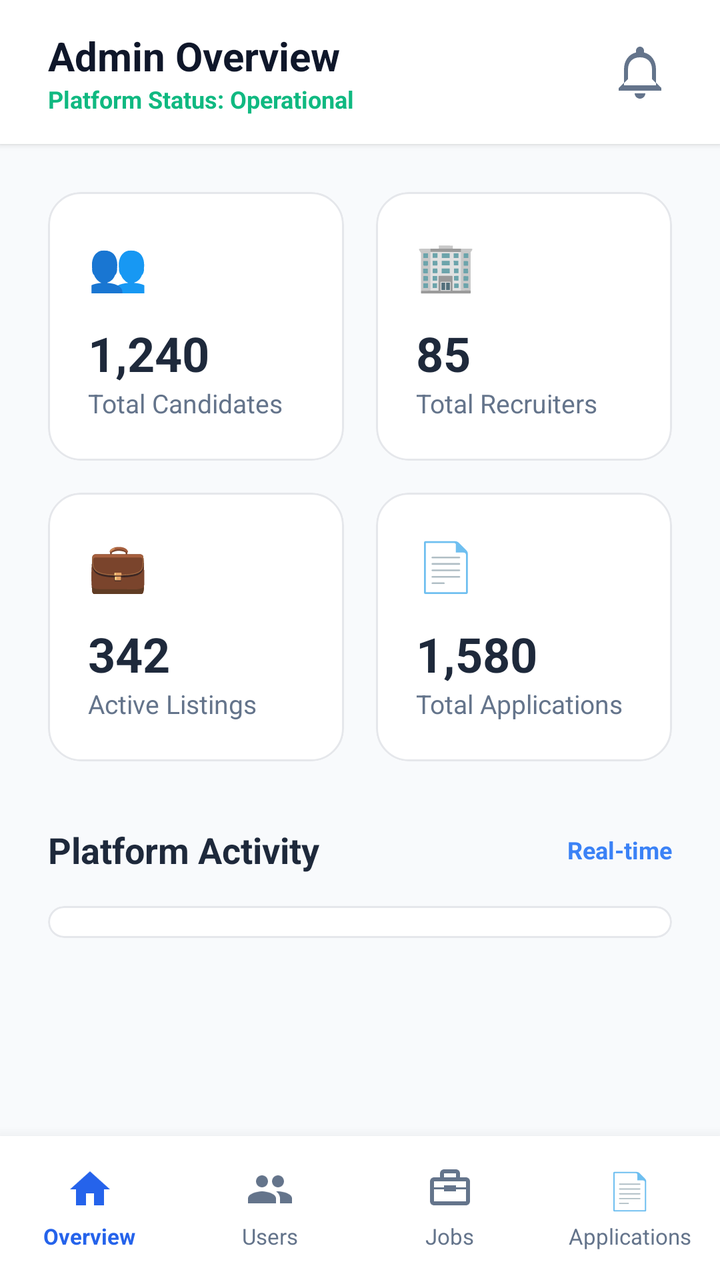
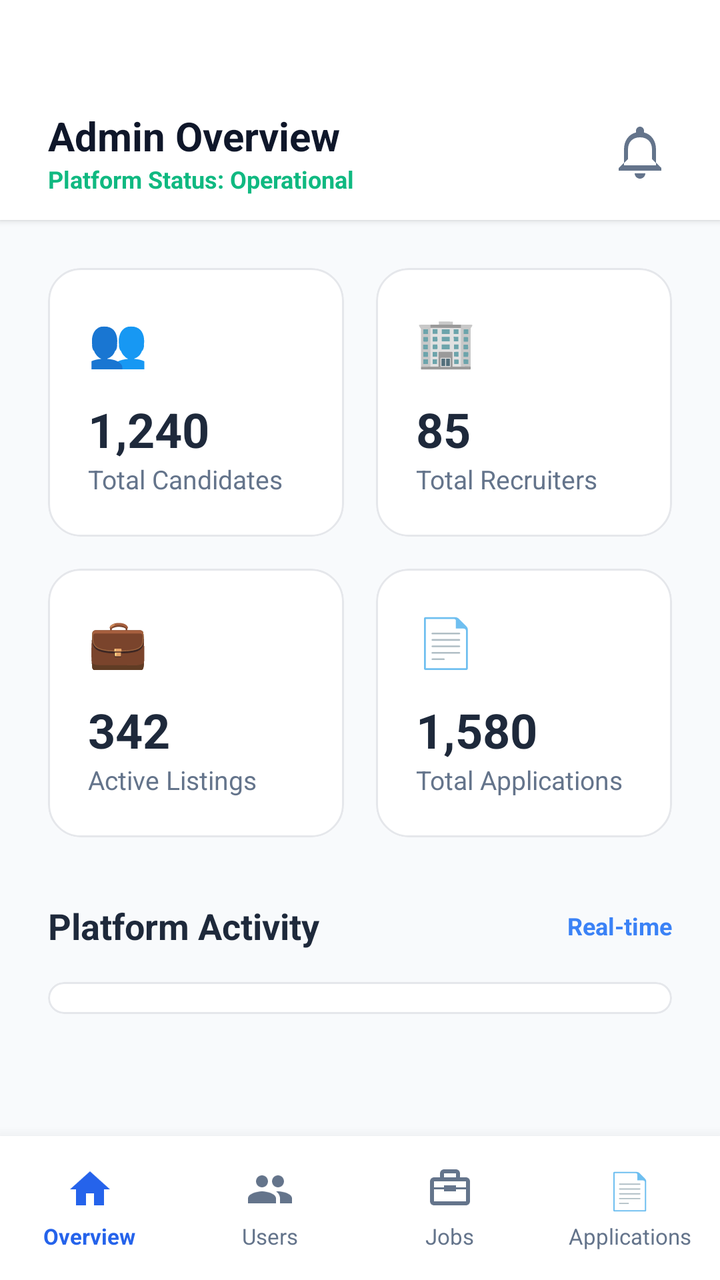

The first picture is an Android layout as it rendered before a commit; the second is the same layout after the commit. The layout source and the unified diff follow.
<!-- AndroidManifest.xml: application theme Theme.CloudHire -->
<!-- res/layout/activity_admin_dashboard.xml -->
<?xml version="1.0" encoding="utf-8"?>
<LinearLayout xmlns:android="http://schemas.android.com/apk/res/android"
    xmlns:app="http://schemas.android.com/apk/res-auto"
    android:layout_width="match_parent"
    android:layout_height="match_parent"
    android:background="#F8FAFC"
    android:orientation="vertical">

    
    <LinearLayout
        android:layout_width="match_parent"
        android:layout_height="72dp"
        android:background="@android:color/white"
        android:elevation="2dp"
        android:gravity="center_vertical"
        android:orientation="horizontal"
        android:paddingStart="24dp"
        android:paddingEnd="24dp">

        <LinearLayout
            android:layout_width="0dp"
            android:layout_height="wrap_content"
            android:layout_weight="1"
            android:orientation="vertical">

            <TextView
                android:layout_width="wrap_content"
                android:layout_height="wrap_content"
                android:text="Admin Overview"
                android:textColor="#0F172A"
                android:textSize="20sp"
                android:textStyle="bold" />

            <TextView
                android:layout_width="wrap_content"
                android:layout_height="wrap_content"
                android:text="Platform Status: Operational"
                android:textColor="#10B981"
                android:textSize="12sp"
                android:textStyle="bold" />
        </LinearLayout>

        <ImageView
            android:layout_width="32dp"
            android:layout_height="32dp"
            android:src="@drawable/recruiter_dashboard_notifications"
            app:tint="#64748B" />

    </LinearLayout>

    
    <androidx.core.widget.NestedScrollView
        android:layout_width="match_parent"
        android:layout_height="0dp"
        android:layout_weight="1"
        android:fillViewport="true">

        <LinearLayout
            android:layout_width="match_parent"
            android:layout_height="wrap_content"
            android:orientation="vertical"
            android:padding="24dp">

            
            <GridLayout
                android:layout_width="match_parent"
                android:layout_height="wrap_content"
                android:alignmentMode="alignMargins"
                android:columnCount="2"
                android:rowCount="2">

                
                <androidx.cardview.widget.CardView
                    android:layout_width="0dp"
                    android:layout_height="wrap_content"
                    android:layout_columnWeight="1"
                    android:layout_marginEnd="8dp"
                    android:layout_marginBottom="16dp"
                    app:cardCornerRadius="16dp"
                    app:cardElevation="0dp">

                    <LinearLayout
                        android:layout_width="match_parent"
                        android:layout_height="wrap_content"
                        android:background="@drawable/recruiter_dashboard_card"
                        android:orientation="vertical"
                        android:padding="20dp">

                        <TextView
                            android:layout_width="wrap_content"
                            android:layout_height="wrap_content"
                            android:text="👥"
                            android:textSize="24sp" />

                        <TextView
                            android:id="@+id/txtTotalCandidates"
                            android:layout_width="wrap_content"
                            android:layout_height="wrap_content"
                            android:layout_marginTop="12dp"
                            android:text="1,240"
                            android:textColor="#1E293B"
                            android:textSize="24sp"
                            android:textStyle="bold" />

                        <TextView
                            android:layout_width="wrap_content"
                            android:layout_height="wrap_content"
                            android:text="Total Candidates"
                            android:textColor="#64748B"
                            android:textSize="13sp" />
                    </LinearLayout>
                </androidx.cardview.widget.CardView>

                
                <androidx.cardview.widget.CardView
                    android:layout_width="0dp"
                    android:layout_height="wrap_content"
                    android:layout_columnWeight="1"
                    android:layout_marginStart="8dp"
                    android:layout_marginBottom="16dp"
                    app:cardCornerRadius="16dp"
                    app:cardElevation="0dp">

                    <LinearLayout
                        android:layout_width="match_parent"
                        android:layout_height="wrap_content"
                        android:background="@drawable/recruiter_dashboard_card"
                        android:orientation="vertical"
                        android:padding="20dp">

                        <TextView
                            android:layout_width="wrap_content"
                            android:layout_height="wrap_content"
                            android:text="🏢"
                            android:textSize="24sp" />

                        <TextView
                            android:id="@+id/txtTotalRecruiters"
                            android:layout_width="wrap_content"
                            android:layout_height="wrap_content"
                            android:layout_marginTop="12dp"
                            android:text="85"
                            android:textColor="#1E293B"
                            android:textSize="24sp"
                            android:textStyle="bold" />

                        <TextView
                            android:layout_width="wrap_content"
                            android:layout_height="wrap_content"
                            android:text="Total Recruiters"
                            android:textColor="#64748B"
                            android:textSize="13sp" />
                    </LinearLayout>
                </androidx.cardview.widget.CardView>

                
                <androidx.cardview.widget.CardView
                    android:layout_width="0dp"
                    android:layout_height="wrap_content"
                    android:layout_columnWeight="1"
                    android:layout_marginEnd="8dp"
                    app:cardCornerRadius="16dp"
                    app:cardElevation="0dp">

                    <LinearLayout
                        android:layout_width="match_parent"
                        android:layout_height="wrap_content"
                        android:background="@drawable/recruiter_dashboard_card"
                        android:orientation="vertical"
                        android:padding="20dp">

                        <TextView
                            android:layout_width="wrap_content"
                            android:layout_height="wrap_content"
                            android:text="💼"
                            android:textSize="24sp" />

                        <TextView
                            android:id="@+id/txtTotalJobs"
                            android:layout_width="wrap_content"
                            android:layout_height="wrap_content"
                            android:layout_marginTop="12dp"
                            android:text="342"
                            android:textColor="#1E293B"
                            android:textSize="24sp"
                            android:textStyle="bold" />

                        <TextView
                            android:layout_width="wrap_content"
                            android:layout_height="wrap_content"
                            android:text="Active Listings"
                            android:textColor="#64748B"
                            android:textSize="13sp" />
                    </LinearLayout>
                </androidx.cardview.widget.CardView>

                
                <androidx.cardview.widget.CardView
                    android:layout_width="0dp"
                    android:layout_height="wrap_content"
                    android:layout_columnWeight="1"
                    android:layout_marginStart="8dp"
                    app:cardCornerRadius="16dp"
                    app:cardElevation="0dp">

                    <LinearLayout
                        android:layout_width="match_parent"
                        android:layout_height="wrap_content"
                        android:background="@drawable/recruiter_dashboard_card"
                        android:orientation="vertical"
                        android:padding="20dp">

                        <TextView
                            android:layout_width="wrap_content"
                            android:layout_height="wrap_content"
                            android:text="📄"
                            android:textSize="24sp" />

                        <TextView
                            android:id="@+id/txtTotalApplications"
                            android:layout_width="wrap_content"
                            android:layout_height="wrap_content"
                            android:layout_marginTop="12dp"
                            android:text="1,580"
                            android:textColor="#1E293B"
                            android:textSize="24sp"
                            android:textStyle="bold" />

                        <TextView
                            android:layout_width="wrap_content"
                            android:layout_height="wrap_content"
                            android:text="Total Applications"
                            android:textColor="#64748B"
                            android:textSize="13sp" />
                    </LinearLayout>
                </androidx.cardview.widget.CardView>

            </GridLayout>

            
            <LinearLayout
                android:layout_width="match_parent"
                android:layout_height="wrap_content"
                android:layout_marginTop="32dp"
                android:gravity="center_vertical"
                android:orientation="horizontal">

                <TextView
                    android:layout_width="0dp"
                    android:layout_height="wrap_content"
                    android:layout_weight="1"
                    android:text="Platform Activity"
                    android:textColor="#1E293B"
                    android:textSize="18sp"
                    android:textStyle="bold" />

                <TextView
                    android:layout_width="wrap_content"
                    android:layout_height="wrap_content"
                    android:text="Real-time"
                    android:textColor="#3B82F6"
                    android:textSize="12sp"
                    android:textStyle="bold" />
            </LinearLayout>

            <androidx.cardview.widget.CardView
                android:layout_width="match_parent"
                android:layout_height="wrap_content"
                android:layout_marginTop="16dp"
                app:cardCornerRadius="16dp"
                app:cardElevation="0dp">

                <LinearLayout
                    android:id="@+id/recentActivityContainer"
                    android:layout_width="match_parent"
                    android:layout_height="wrap_content"
                    android:background="@drawable/recruiter_dashboard_card"
                    android:orientation="vertical"
                    android:padding="8dp" />

            </androidx.cardview.widget.CardView>

        </LinearLayout>
    </androidx.core.widget.NestedScrollView>

    
    <LinearLayout
        android:layout_width="match_parent"
        android:layout_height="72dp"
        android:background="@android:color/white"
        android:elevation="12dp"
        android:gravity="center_vertical"
        android:orientation="horizontal">

        <LinearLayout
            android:id="@+id/navAdminHome"
            android:layout_width="0dp"
            android:layout_height="match_parent"
            android:layout_weight="1"
            android:clickable="true"
            android:focusable="true"
            android:gravity="center"
            android:orientation="vertical">

            <ImageView
                android:layout_width="24dp"
                android:layout_height="24dp"
                android:src="@drawable/recruiter_dashboard_home"
                app:tint="@color/dashboard_primary" />

            <TextView
                android:layout_width="wrap_content"
                android:layout_height="wrap_content"
                android:layout_marginTop="4dp"
                android:text="Overview"
                android:textColor="@color/dashboard_primary"
                android:textSize="11sp"
                android:textStyle="bold" />
        </LinearLayout>

        <LinearLayout
            android:id="@+id/navAdminUsers"
            android:layout_width="0dp"
            android:layout_height="match_parent"
            android:layout_weight="1"
            android:clickable="true"
            android:focusable="true"
            android:gravity="center"
            android:orientation="vertical">

            <ImageView
                android:layout_width="24dp"
                android:layout_height="24dp"
                android:src="@drawable/recruiter_dashboard_people"
                app:tint="#64748B" />

            <TextView
                android:layout_width="wrap_content"
                android:layout_height="wrap_content"
                android:layout_marginTop="4dp"
                android:text="Users"
                android:textColor="#64748B"
                android:textSize="11sp" />
        </LinearLayout>

        <LinearLayout
            android:id="@+id/navAdminJobs"
            android:layout_width="0dp"
            android:layout_height="match_parent"
            android:layout_weight="1"
            android:clickable="true"
            android:focusable="true"
            android:gravity="center"
            android:orientation="vertical">

            <ImageView
                android:layout_width="24dp"
                android:layout_height="24dp"
                android:src="@drawable/recruiter_dashboard_briefcase"
                app:tint="#64748B" />

            <TextView
                android:layout_width="wrap_content"
                android:layout_height="wrap_content"
                android:layout_marginTop="4dp"
                android:text="Jobs"
                android:textColor="#64748B"
                android:textSize="11sp" />
        </LinearLayout>

        <LinearLayout
            android:id="@+id/navAdminApps"
            android:layout_width="0dp"
            android:layout_height="match_parent"
            android:layout_weight="1"
            android:clickable="true"
            android:focusable="true"
            android:gravity="center"
            android:orientation="vertical">

            <TextView
                android:layout_width="wrap_content"
                android:layout_height="24dp"
                android:text="📄"
                android:textSize="18sp" />

            <TextView
                android:layout_width="wrap_content"
                android:layout_height="wrap_content"
                android:layout_marginTop="4dp"
                android:text="Applications"
                android:textColor="#64748B"
                android:textSize="11sp" />
        </LinearLayout>

    </LinearLayout>
</LinearLayout>
<!-- resources referenced by this layout -->
<resources>
  <color name="dashboard_primary">#2563EB</color>
  <!-- drawable recruiter_dashboard_briefcase (drawable) -->
  <?xml version="1.0" encoding="utf-8"?>
  <vector xmlns:android="http://schemas.android.com/apk/res/android"
      android:width="24dp"
      android:height="24dp"
      android:viewportWidth="24"
      android:viewportHeight="24">
  
      <path
          android:fillColor="#667085"
          android:pathData="M20,6h-3V4c0,-1.1 -0.9,-2 -2,-2H9c-1.1,0 -2,0.9 -2,2v2H4c-1.1,0 -2,0.9 -2,2v10c0,1.1 0.9,2 2,2h16c1.1,0 2,-0.9 2,-2V8c0,-1.1 -0.9,-2 -2,-2zM9,4h6v2H9V4zM20,18H4v-6h5v1h6v-1h5v6zM9,11H4V8h16v3h-5v-1H9v1z" />
  
  </vector>
  <!-- drawable recruiter_dashboard_card (drawable) -->
  <?xml version="1.0" encoding="utf-8"?>
  <shape xmlns:android="http://schemas.android.com/apk/res/android">
  
      <solid android:color="#FFFFFF"/>
  
      <corners android:radius="16dp"/>
  
      <stroke
          android:width="1dp"
          android:color="#E5E7EB"/>
  
  </shape>
  <!-- drawable recruiter_dashboard_home (drawable) -->
  <?xml version="1.0" encoding="utf-8"?>
  <vector xmlns:android="http://schemas.android.com/apk/res/android"
      android:width="24dp"
      android:height="24dp"
      android:viewportWidth="24"
      android:viewportHeight="24">
  
      <path
          android:fillColor="#2563EB"
          android:pathData="M10,20v-6h4v6h5v-8h3L12,3 2,12h3v8z" />
  
  </vector>
  <!-- drawable recruiter_dashboard_notifications (drawable) -->
  <?xml version="1.0" encoding="utf-8"?>
  <vector xmlns:android="http://schemas.android.com/apk/res/android"
      android:width="24dp"
      android:height="24dp"
      android:viewportWidth="24"
      android:viewportHeight="24">
  
      <path
          android:fillColor="#344054"
          android:pathData="M12,22c1.1,0 2,-0.9 2,-2h-4c0,1.1 0.9,2 2,2zM18,16v-5c0,-3.07 -1.63,-5.64 -4.5,-6.32V4c0,-0.83 -0.67,-1.5 -1.5,-1.5S10.5,3.17 10.5,4v0.68C7.63,5.36 6,7.93 6,11v5l-2,2v1h16v-1l-2,-2zM18,17H6v-0.83l1.5,-1.5V11c0,-2.48 1.51,-4.5 4.5,-4.5s4.5,2.02 4.5,4.5v3.67l1.5,1.5V17z" />
  
  </vector>
  <!-- drawable recruiter_dashboard_people (drawable) -->
  <?xml version="1.0" encoding="utf-8"?>
  <vector xmlns:android="http://schemas.android.com/apk/res/android"
      android:width="24dp"
      android:height="24dp"
      android:viewportWidth="24"
      android:viewportHeight="24">
  
      <path
          android:fillColor="#667085"
          android:pathData="M16,11c1.66,0 2.99,-1.34 2.99,-3S17.66,5 16,5s-3,1.34 -3,3 1.34,3 3,3zM8,11c1.66,0 2.99,-1.34 2.99,-3S9.66,5 8,5 5,6.34 5,8s1.34,3 3,3zM8,13c-2.33,0 -7,1.17 -7,3.5V19h14v-2.5C15,14.17 10.33,13 8,13zM16,13c-0.29,0 -0.62,0.02 -0.97,0.05 1.16,0.84 1.97,1.94 1.97,3.45V19h6v-2.5c0,-2.33 -4.67,-3.5 -7,-3.5z" />
  
  </vector>
  <style name="Theme.CloudHire" parent="Base.Theme.CloudHire" />
  <style name="Base.Theme.CloudHire" parent="Theme.Material3.DayNight.NoActionBar">
          
          
      </style>
</resources>

<!-- the commit's change to res/layout/activity_admin_dashboard.xml (unified diff, before → after) -->
@@ -4,17 +4,19 @@
     android:layout_width="match_parent"
     android:layout_height="match_parent"
     android:background="#F8FAFC"
+    android:fitsSystemWindows="true"
     android:orientation="vertical">
 
     
     <LinearLayout
         android:layout_width="match_parent"
-        android:layout_height="72dp"
+        android:layout_height="110dp"
         android:background="@android:color/white"
         android:elevation="2dp"
         android:gravity="center_vertical"
         android:orientation="horizontal"
         android:paddingStart="24dp"
+        android:paddingTop="42dp"
         android:paddingEnd="24dp">
 
         <LinearLayout
